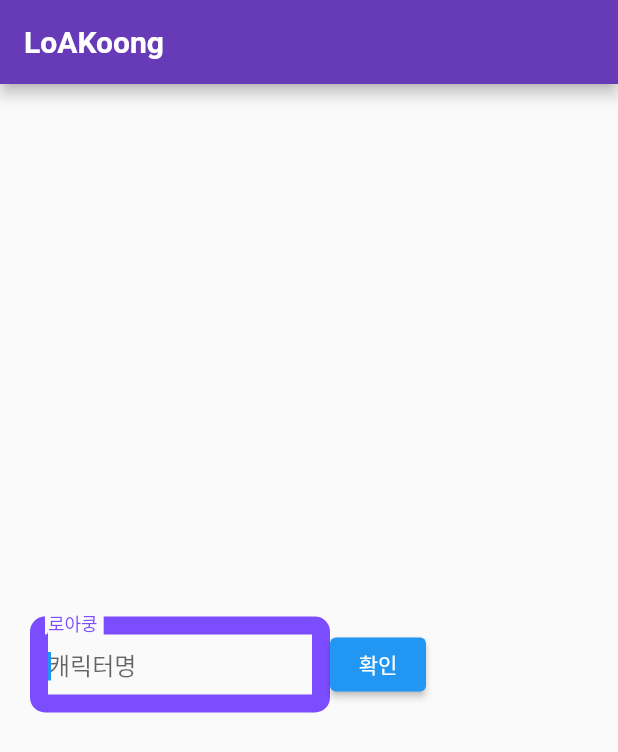
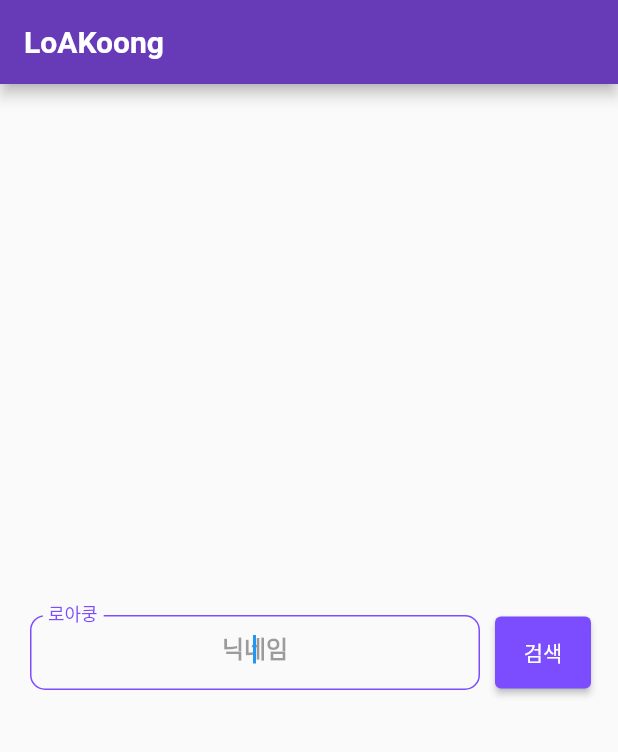
Before and after one commit to MoonhaloSUZ/LoAKoong, a Flutter app: the screen it shows after launch, after a tap on "로아쿵", on a phone screen of 412 x 824 dp. Shown: the top 752 px of the screen. Run offline on Flutter 3.47's test engine with Material 2 defaults, Android fonts, the phone set to English and light mode, and no system bars.

Commit message:
TextField Deco 수정

```diff
--- a/loakoong/lib/main.dart
+++ b/loakoong/lib/main.dart
@@ -54,10 +54,14 @@ class _LoAKoongScreenState extends State<LoAKoongScreen> {
   }
 
   sendUserName() {
-    widget.userName = sendController.text;
-    Future<LoAKoongModel> loakoong;
+    if (sendController.text == '') {
+      return;
+    } else {
+      widget.userName = sendController.text;
+      Future<LoAKoongModel> loakoong;
 
-    loakoong = LostArkAPI.getCharacterProfile(widget.userName);
+      loakoong = LostArkAPI.getCharacterProfile(widget.userName);
+    }
   }
 
   // This widget is the root of your application.
@@ -81,13 +85,14 @@ class _LoAKoongScreenState extends State<LoAKoongScreen> {
             child: SingleChildScrollView(
               child: Column(
                 children: [
-                  Text(userInput),
                   Padding(
                     padding: const EdgeInsets.fromLTRB(20.0, 0.0, 20.0, 10.0),
                     child: Row(
+                      mainAxisAlignment: MainAxisAlignment.center,
                       children: [
                         SizedBox(
-                          width: 200,
+                          width: 300,
+                          height: 50,
                           child: TextField(
                             controller: sendController,
                             onChanged: (text) {
@@ -95,34 +100,46 @@ class _LoAKoongScreenState extends State<LoAKoongScreen> {
                                 userInput = text;
                               });
                             },
+                            textAlign: TextAlign.center,
                             decoration: const InputDecoration(
                               labelText: '로아쿵',
-                              hintText: '캐릭터명',
+                              hintText: '닉네임',
                               labelStyle:
                                   TextStyle(color: Colors.deepPurpleAccent),
+                              hintStyle: TextStyle(
+                                fontWeight: FontWeight.w700,
+                                color: Colors.black38,
+                              ),
                               focusedBorder: OutlineInputBorder(
                                 borderRadius:
                                     BorderRadius.all(Radius.circular(10.0)),
                                 borderSide: BorderSide(
-                                    width: 12, color: Colors.deepPurpleAccent),
+                                    width: 1, color: Colors.deepPurpleAccent),
                               ),
                               enabledBorder: OutlineInputBorder(
                                 borderRadius:
                                     BorderRadius.all(Radius.circular(10.0)),
                                 borderSide: BorderSide(
-                                    width: 12, color: Colors.deepPurpleAccent),
+                                    width: 1, color: Colors.deepPurpleAccent),
                               ),
                               border: OutlineInputBorder(
                                 borderRadius:
                                     BorderRadius.all(Radius.circular(10.0)),
                               ),
                             ),
-                            keyboardType: TextInputType.text,
+                            keyboardType: TextInputType.name,
                           ),
+                        ),
+                        const SizedBox(
+                          width: 10,
                         ),
                         ElevatedButton(
                           onPressed: sendUserName,
-                          child: const Text('확인'),
+                          style: ElevatedButton.styleFrom(
+                            backgroundColor: Colors.deepPurpleAccent,
+                            fixedSize: const Size.square(48),
+                          ),
+                          child: const Text('검색'),
                         )
                       ],
                     ),
```
